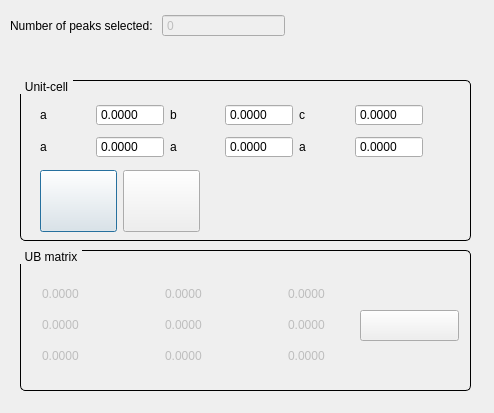
Old version of the form apps/NSXQt/ui/dialog_UnitCell.ui in the repository k61n/openhkl.
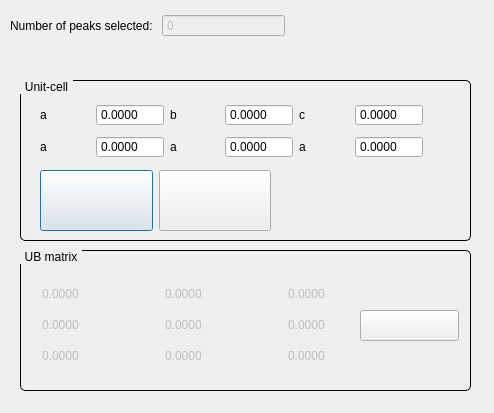
New version of the form. Icons and pictures are not drawn.

What changed in the file:
```diff
--- a/apps/NSXQt/ui/dialog_UnitCell.ui
+++ b/apps/NSXQt/ui/dialog_UnitCell.ui
@@ -220,8 +220,8 @@
      <rect>
       <x>20</x>
       <y>90</y>
-      <width>160</width>
-      <height>62</height>
+      <width>231</width>
+      <height>61</height>
      </rect>
     </property>
     <layout class="QHBoxLayout" name="horizontalLayout_2">
```
